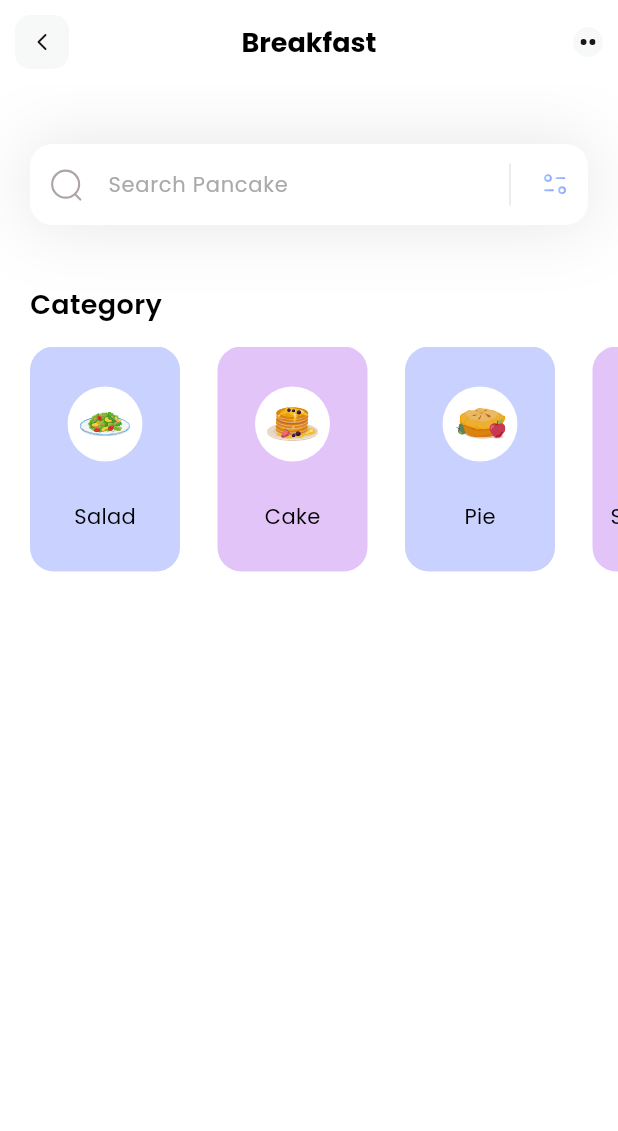
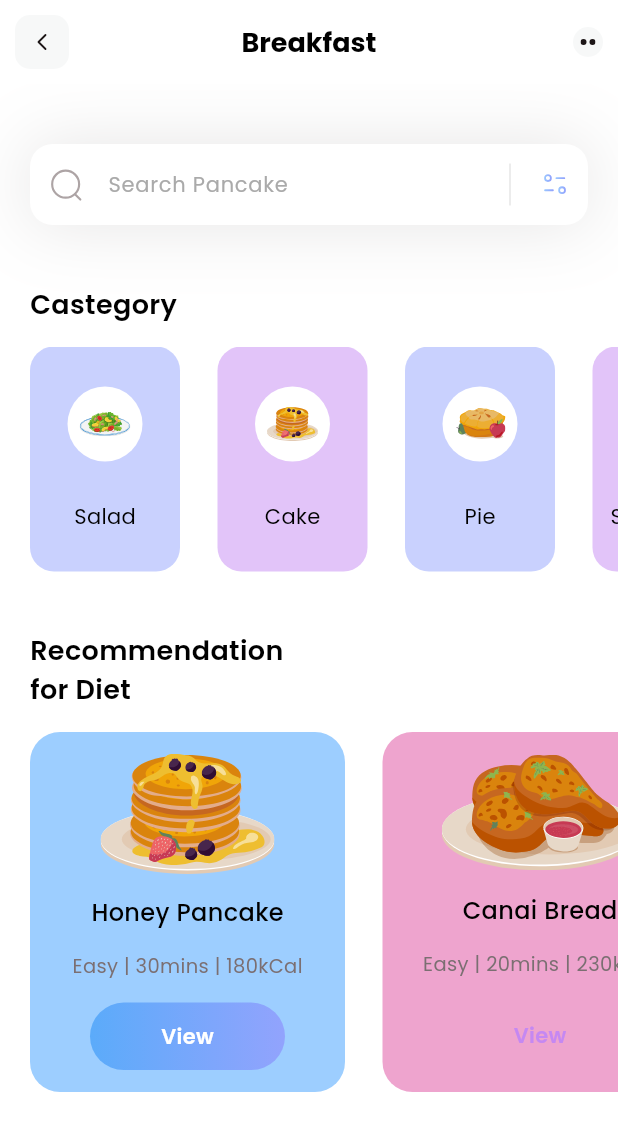
Before and after one commit to art01001-arch/practice_1, a Flutter app: the screen it shows after launch, on a phone screen of 412 x 824 dp. Shown: the top 1131 px of the screen. Run offline on Flutter 3.47's test engine with Material 3 defaults, Android fonts, the phone set to English and light mode, and no system bars; our stand-ins replace flutter_svg.

Commit message:
recommendation_Section

```diff
--- a/lib/home.dart
+++ b/lib/home.dart
@@ -1,6 +1,7 @@
 import 'package:flutter/material.dart';
 import 'package:flutter_svg/flutter_svg.dart';
 import 'package:practice1/models/catergory_model.dart';
+import 'package:practice1/models/diet_model.dart';
 
 class Homepage extends StatefulWidget {
   const Homepage({super.key});
@@ -11,14 +12,16 @@ class Homepage extends StatefulWidget {
 
 class _HomepageState extends State<Homepage> {
   List<CategoryModel> categories = [];
+  List<DietModel> diets = [];
 
-  void _getCategories() {
+  void _getInitialInfo() {
     categories = CategoryModel.getCategories();
+    diets = DietModel.getDiets();
   }
 
   @override
   Widget build(BuildContext context) {
-    _getCategories();
+    _getInitialInfo();
     return Scaffold(
       backgroundColor: Colors.white,
       appBar: appBar(),
@@ -28,13 +31,117 @@ class _HomepageState extends State<Homepage> {
           searchField(),
 
           SizedBox(height: 40), //spacing between searchfield and Category
+          _categoriesSection(),
+          SizedBox(height: 40),
           Column(
+            crossAxisAlignment: CrossAxisAlignment.start,
+
+            children: [
+              Padding(
+                padding: const EdgeInsets.only(left: 20),
+                child: Text(
+                  'Recommendation\nfor Diet',
+                  style: TextStyle(
+                    color: Colors.black,
+                    fontSize: 18,
+                    fontWeight: FontWeight.w600,
+                  ),
+                ),
+              ),
+              SizedBox(height: 15),
+              SizedBox(
+                height: 240,
+                child: ListView.separated(
+                  itemBuilder: (context, Index) {
+                    return Container(
+                      width: 210,
+                      decoration: BoxDecoration(
+                        color: diets[Index].boxColor,
+                        borderRadius: BorderRadius.circular(20),
+                      ),
+                      child: Column(
+                        mainAxisAlignment: MainAxisAlignment
+                            .spaceEvenly, // arrangement to all child inside this Column
+                        children: [
+                          SvgPicture.asset(diets[Index].iconPath),
+                          Column(
+                            children: [
+                              Text(
+                                diets[Index].name,
+                                style: TextStyle(
+                                  fontWeight: FontWeight.w500,
+                                  color: Colors.black,
+                                  fontSize: 16,
+                                ),
+                              ),
+                            ],
+                          ),
+                          Text(
+                            diets[Index].level +
+                                ' | ' +
+                                diets[Index].duration +
+                                ' | ' +
+                                diets[Index].calorie,
+                            style: const TextStyle(
+                              color: Color(0xff7B6F72),
+                              fontSize: 13,
+                              fontWeight: FontWeight.w400,
+                            ),
+                          ),
+                          Container(
+                            height: 45,
+                            width: 130,
+                            child: Center(
+                              child: Text(
+                                'View',
+                                style: TextStyle(
+                                  color: diets[Index].viewIsSelected
+                                      ? Colors.white
+                                      : Color(0xffC588F2),
+                                  fontWeight: FontWeight.w600,
+                                  fontSize: 14,
+                                ),
+                              ),
+                            ),
+                            decoration: BoxDecoration(
+                              gradient: LinearGradient(
+                                colors: [
+                                  diets[Index].viewIsSelected
+                                      ? Color.fromARGB(255, 91, 171, 250)
+                                      : Colors.transparent,
+                                  diets[Index].viewIsSelected
+                                      ? Color(0xff92A3FD)
+                                      : Colors.transparent,
+                                ],
+                              ),
+                              borderRadius: BorderRadius.circular(50),
+                            ),
+                          ),
+                        ],
+                      ),
+                    );
+                  },
+                  separatorBuilder: (context, index) => SizedBox(width: 25),
+                  itemCount: diets.length,
+                  scrollDirection: Axis.horizontal,
+                  padding: EdgeInsets.only(left: 20, right: 20),
+                ),
+              ),
+            ],
+          ),
+        ],
+      ),
+    );
+  }
+
+  Column _categoriesSection() {
+    return Column(
       crossAxisAlignment: CrossAxisAlignment.start,
       children: [
         Padding(
           padding: const EdgeInsets.only(left: 20),
           child: Text(
-                  'Category',
+            'Castegory',
             style: TextStyle(
               color: Colors.black,
               fontSize: 18,
@@ -54,9 +161,7 @@ class _HomepageState extends State<Homepage> {
               return Container(
                 width: 100,
                 decoration: BoxDecoration(
-                        color: categories[index].boxColor.withValues(
-                          alpha: 0.5,
-                        ),
+                  color: categories[index].boxColor.withValues(alpha: 0.5),
                   borderRadius: BorderRadius.circular(16),
                 ),
                 child: Column(
@@ -71,9 +176,7 @@ class _HomepageState extends State<Homepage> {
                       ),
                       child: Padding(
                         padding: const EdgeInsets.all(8.0),
-                              child: SvgPicture.asset(
-                                categories[index].iconPath,
-                              ),
+                        child: SvgPicture.asset(categories[index].iconPath),
                       ),
                     ),
                     Text(
@@ -91,9 +194,6 @@ class _HomepageState extends State<Homepage> {
           ),
         ),
       ],
-          ),
-        ],
-      ),
     );
   }
 
--- /dev/null
+++ b/lib/models/diet_model.dart
@@ -0,0 +1,51 @@
+import 'package:flutter/material.dart';
+
+class DietModel {
+  String name;
+  String iconPath;
+  String level;
+  String duration;
+  String calorie;
+  Color boxColor;
+  bool viewIsSelected;
+
+  DietModel({
+    required this.name,
+    required this.iconPath,
+    required this.level,
+    required this.duration,
+    required this.calorie,
+    required this.boxColor,
+    required this.viewIsSelected,
+  });
+
+  static List<DietModel> getDiets() {
+    List<DietModel> diets = [];
+
+    diets.add(
+      DietModel(
+        name: 'Honey Pancake',
+        iconPath: 'assets/icons/honey-pancakes.svg',
+        level: 'Easy',
+        duration: '30mins',
+        calorie: '180kCal',
+        viewIsSelected: true,
+        boxColor: Color(0xff9DCEFF),
+      ),
+    );
+
+    diets.add(
+      DietModel(
+        name: 'Canai Bread',
+        iconPath: 'assets/icons/canai-bread.svg',
+        level: 'Easy',
+        duration: '20mins',
+        calorie: '230kCal',
+        viewIsSelected: false,
+        boxColor: Color(0xffEEA4CE),
+      ),
+    );
+
+    return diets;
+  }
+}
--- /dev/null
+++ b/lib/models/popular_model.dart
@@ -0,0 +1,45 @@
+class PopularDietsModel {
+  String name;
+  String iconPath;
+  String level;
+  String duration;
+  String calorie;
+  bool boxIsSelected;
+
+  PopularDietsModel({
+    required this.name,
+    required this.iconPath,
+    required this.level,
+    required this.duration,
+    required this.calorie,
+    required this.boxIsSelected,
+  });
+
+  static List<PopularDietsModel> getPopularDiets() {
+    List<PopularDietsModel> popularDiets = [];
+
+    popularDiets.add(
+      PopularDietsModel(
+        name: 'Blueberry Pancake',
+        iconPath: 'assets/icons/blueberry-pancake.svg',
+        level: 'Medium',
+        duration: '30mins',
+        calorie: '230kCal',
+        boxIsSelected: true,
+      ),
+    );
+
+    popularDiets.add(
+      PopularDietsModel(
+        name: 'Salmon Nigiri',
+        iconPath: 'assets/icons/salmon-nigiri.svg',
+        level: 'Easy',
+        duration: '20mins',
+        calorie: '120kCal',
+        boxIsSelected: false,
+      ),
+    );
+
+    return popularDiets;
+  }
+}
```
Lines whose indentation alone changed are shown as unchanged.
